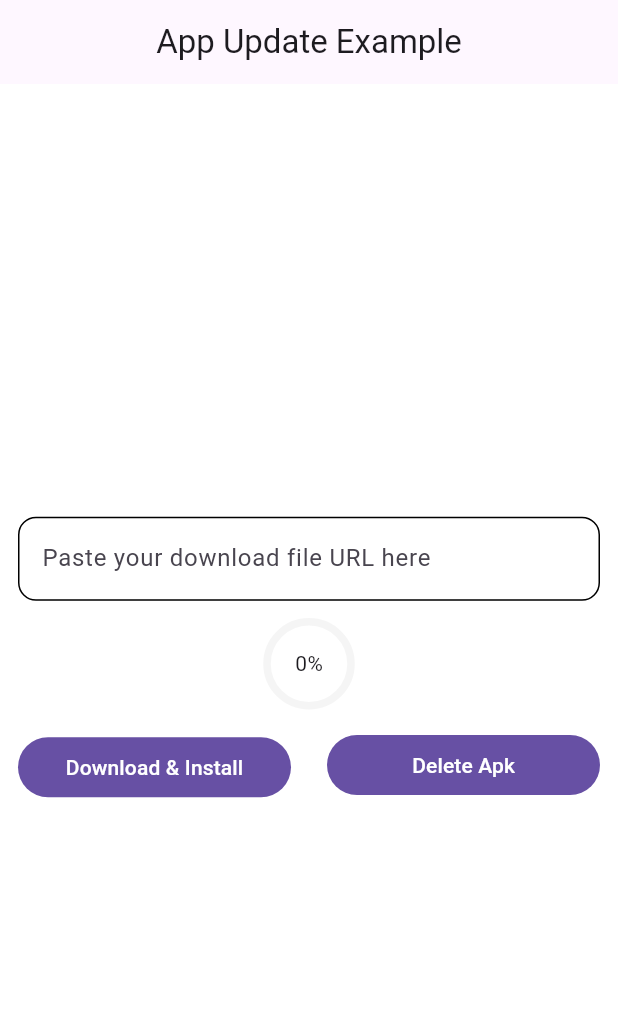
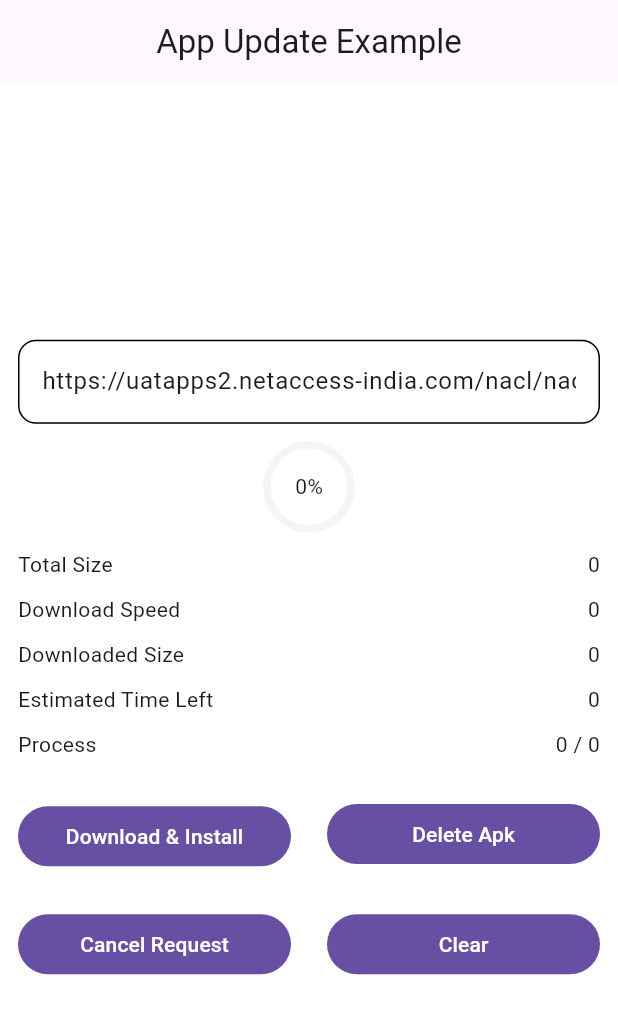
Before and after one commit to Sajith-0810/app_installer_plus, a Flutter app: the screen it shows after launch, on a phone screen of 412 x 824 dp. Shown: the top 1014 px of the screen. Run offline on Flutter 3.47's test engine with Material 3 defaults, Android fonts, the phone set to English and light mode, and no system bars; our stand-ins replace dio, plugin_platform_interface.

Commit message:
Develop : Added new downloaded param

```diff
--- a/example/lib/main.dart
+++ b/example/lib/main.dart
@@ -16,8 +16,14 @@ class MyApp extends StatefulWidget {
 }
 
 class _MyAppState extends State<MyApp> {
-  final TextEditingController _urlController = TextEditingController();
+  final TextEditingController _urlController = TextEditingController(
+    text: "https://uatapps2.netaccess-india.com/nacl/naclffa23.apk",
+  );
   double downloadPercent = 0;
+  String totalSize = "0";
+  String downloadSpeed = "0";
+  String timeLeft = "0";
+  String downloadedSize = "0";
 
   final OutlineInputBorder _border = const OutlineInputBorder(
     borderRadius: BorderRadius.all(Radius.circular(12)),
@@ -41,6 +47,7 @@ class _MyAppState extends State<MyApp> {
 
       /// Body
       body: Center(
+        child: SingleChildScrollView(
           child: Column(
             mainAxisAlignment: MainAxisAlignment.center,
             children: [
@@ -77,6 +84,46 @@ class _MyAppState extends State<MyApp> {
                 ),
               ),
 
+              /// Download Info
+              Padding(
+                padding: const EdgeInsets.all(12.0),
+                child: Column(
+                  spacing: 10,
+                  children: [
+                    Row(
+                      children: [
+                        Expanded(child: Text("Total Size")),
+                        Text(totalSize),
+                      ],
+                    ),
+                    Row(
+                      children: [
+                        Expanded(child: Text("Download Speed")),
+                        Text(downloadSpeed),
+                      ],
+                    ),
+                    Row(
+                      children: [
+                        Expanded(child: Text("Downloaded Size")),
+                        Text(downloadedSize),
+                      ],
+                    ),
+                    Row(
+                      children: [
+                        Expanded(child: Text("Estimated Time Left")),
+                        Text(timeLeft),
+                      ],
+                    ),
+                    Row(
+                      children: [
+                        Expanded(child: Text("Process")),
+                        Text("$downloadedSize / $totalSize"),
+                      ],
+                    ),
+                  ],
+                ),
+              ),
+
               /// Download and Install Button and Remove APK Button
               Row(
                 children: [
@@ -100,11 +147,11 @@ class _MyAppState extends State<MyApp> {
                       padding: const EdgeInsets.all(12),
                       child: FilledButton(
                         onPressed: () async {
-                        bool isDeleted = await AppInstallerPlus().removedDownloadedApk();
+                          bool isDeleted = await AppInstallerPlus().removedDownloadedApk(downloadFileName: "test");
                           if (isDeleted) {
-                          showSnackBar(message: "Deleted Successfully");
+                            showSnackBar(message: "Apk Deleted Successfully");
                           } else {
-                          showSnackBar(message: "Deleted UnSuccessfully");
+                            showSnackBar(message: "Deletion UnSuccessful. Either the file does not exist or an error occurred.");
                           }
                         },
                         child: const Text("Delete Apk"),
@@ -113,7 +160,41 @@ class _MyAppState extends State<MyApp> {
                   ),
                 ],
               ),
+
+              Row(
+                children: [
+                  Expanded(
+                    child: Padding(
+                      padding: const EdgeInsets.all(12),
+                      child: FilledButton(
+                        onPressed: () async {
+                          AppInstallerPlus().cancelDownload();
+                        },
+                        child: const Text("Cancel Request"),
+                      ),
+                    ),
+                  ),
+                  Expanded(
+                    child: Padding(
+                      padding: const EdgeInsets.all(12),
+                      child: FilledButton(
+                        onPressed: () async {
+                          setState(() {
+                            downloadPercent = 0;
+                            totalSize = "0";
+                            downloadSpeed = "0";
+                            timeLeft = "0";
+                            downloadedSize = "0";
+                          });
+                        },
+                        child: const Text("Clear"),
+                      ),
+                    ),
+                  ),
                 ],
+              ),
+            ],
+          ),
         ),
       ),
     );
@@ -124,14 +205,29 @@ class _MyAppState extends State<MyApp> {
       await AppInstallerPlus().downloadAndInstallApk(
         downloadFileUrl: _urlController.text,
         downloadFileName: "test",
-        onDownloadSize: (size) {
-          printLog("File Size: $size bytes");
+        onDownloadedSize: (downloadedSize2) {
+          printLog("Downloaded Size: $downloadedSize bytes");
+          setState(() {
+            downloadedSize = downloadedSize2;
+          });
+        },
+        onTotalSize: (size) {
+          printLog("Total Size : $size bytes/s");
+          setState(() {
+            totalSize = size;
+          });
         },
         onSpeed: (speed) {
           printLog("Download Speed: $speed bytes/s");
+          setState(() {
+            downloadSpeed = speed;
+          });
         },
-        onTimeLeft: (timeLeft) {
+        onTimeLeft: (timeLeft2) {
           printLog("Estimated Time Left: $timeLeft seconds");
+          setState(() {
+            timeLeft = timeLeft2;
+          });
         },
         onProgress: (progress) {
           setState(() {
@@ -140,26 +236,29 @@ class _MyAppState extends State<MyApp> {
         },
       );
     } on FileDownloadException catch (e) {
+      String? errorMessage;
       switch (e.type) {
         case DownloadErrorType.cancelled:
-          showSnackBar(message: "Request Cancelled");
+          errorMessage = "Request Cancelled";
           break;
         case DownloadErrorType.storageAccessDenied:
-          showSnackBar(message: "Storage access denied. Please grant permissions and try again.");
+          errorMessage = "Storage access denied. Please grant permissions and try again.";
           break;
         case DownloadErrorType.badResponse:
-          showSnackBar(message: "bad response from server. Please check the URL and try again.");
+          errorMessage = "bad response from server. Please check the URL and try again.";
           break;
         case DownloadErrorType.networkTimeout:
-          showSnackBar(message: "Timeout. Please check your internet connection and try again.");
+          errorMessage = "Timeout. Please check your internet connection and try again.";
           break;
         case DownloadErrorType.noInternetConnection:
-          showSnackBar(message: "No internet connection. Please check your connection and try again.");
+          errorMessage = "No internet connection. Please check your connection and try again.";
           break;
         case DownloadErrorType.unknown:
-          showSnackBar(message: "An unknown error occurred. Please try again.");
+          errorMessage = "An unknown error occurred. Please try again.";
           break;
       }
+
+      showSnackBar(message: errorMessage);
     } catch (e) {
       showSnackBar(message: "An error occurred: $e");
     }
--- a/pubspec.yaml
+++ b/pubspec.yaml
@@ -1,6 +1,6 @@
 name: app_installer_plus
 description: "Auto-update feature to ensure latest app version"
-version: 1.0.1
+version: 1.1.0
 homepage: https://github.com/Sajith-0810/app_installer_plus.git
 repository: https://github.com/Sajith-0810/app_installer_plus.git
 
```
Also changed, not shown: lib/app_installer_plus.dart (+6 -5 lines), lib/app_installer_plus_method_channel.dart (+10 -14 lines), lib/app_installer_plus_platform_interface.dart (+4 -4 lines), lib/core/apiServices/api_service.dart (+18 -16 lines), example/pubspec.lock, 2 other files. Lines whose indentation alone changed are shown as unchanged.
